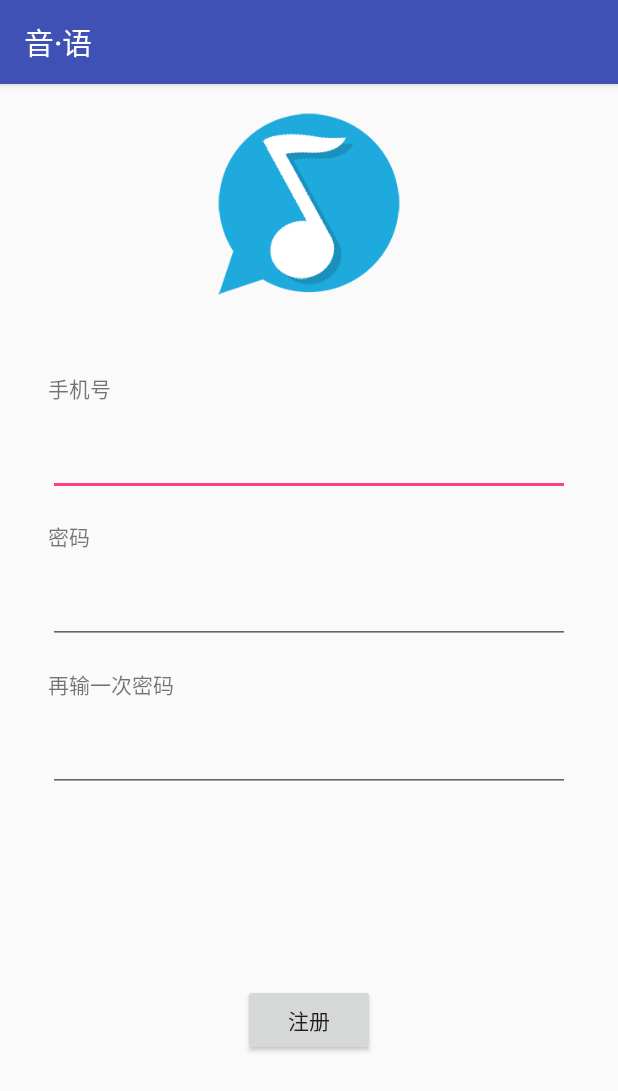
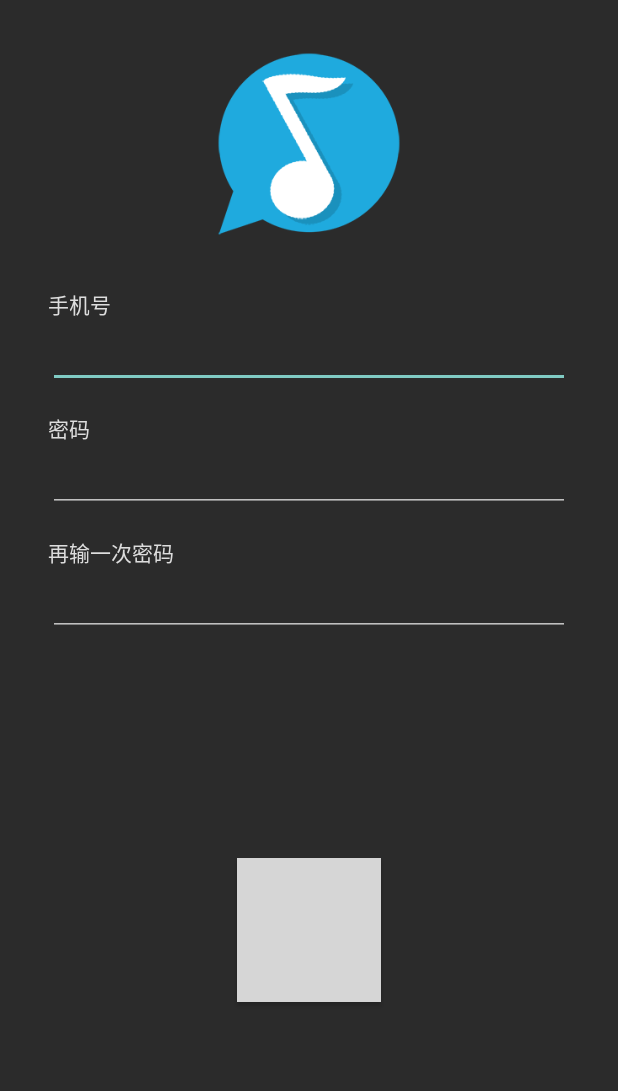
Before and after one commit to otokatari/androidMusic, an Android app: the RegisterActivity screen opened directly, with no data from a screen before it, on a phone screen of 412 x 824 dp. Shown: the top 1091 px of the screen. Run offline under Robolectric (Android 15) with nearby library versions, the phone set to English and light mode, and no system bars; grey boxes are pictures that could not be loaded.

Commit message:
稍微修改布局

```diff
--- a/app/src/main/res/layout/activity_register.xml
+++ b/app/src/main/res/layout/activity_register.xml
@@ -13,12 +13,12 @@
             android:id="@+id/imageView2"
             app:layout_constraintTop_toTopOf="parent" app:layout_constraintStart_toStartOf="parent"
             android:layout_marginStart="32dp" app:layout_constraintEnd_toEndOf="parent"
-            android:layout_marginEnd="32dp"/>
+            android:layout_marginEnd="32dp" android:layout_marginTop="16dp"/>
     <TextView
             android:text="手机号"
             android:layout_width="wrap_content"
             android:layout_height="wrap_content"
-            android:id="@+id/phone" android:layout_marginTop="32dp"
+            android:id="@+id/phone" android:layout_marginTop="16dp"
             app:layout_constraintTop_toBottomOf="@+id/imageView2" app:layout_constraintStart_toStartOf="parent"
             android:layout_marginStart="32dp"/>
     <EditText
@@ -27,7 +27,6 @@
             android:inputType="phone"
             android:ems="10"
             android:id="@+id/editText1"
-            android:layout_marginTop="16dp"
             app:layout_constraintTop_toBottomOf="@+id/phone" app:layout_constraintStart_toStartOf="parent"
             android:layout_marginStart="32dp" app:layout_constraintEnd_toEndOf="parent"
             android:layout_marginEnd="32dp"/>
@@ -44,7 +43,7 @@
             android:layout_height="wrap_content"
             android:inputType="textPassword"
             android:ems="10"
-            android:id="@+id/editText2" android:layout_marginTop="16dp"
+            android:id="@+id/editText2"
             app:layout_constraintTop_toBottomOf="@+id/password1" app:layout_constraintStart_toStartOf="parent"
             android:layout_marginStart="32dp" app:layout_constraintEnd_toEndOf="parent"
             android:layout_marginEnd="32dp"/>
@@ -60,7 +59,7 @@
             android:layout_height="wrap_content"
             android:inputType="textPassword"
             android:ems="10"
-            android:id="@+id/editText3" android:layout_marginTop="16dp"
+            android:id="@+id/editText3"
             app:layout_constraintTop_toBottomOf="@+id/password2" android:layout_marginStart="32dp"
             app:layout_constraintStart_toStartOf="parent" android:layout_marginEnd="32dp"
             app:layout_constraintEnd_toEndOf="parent"/>
@@ -68,8 +67,9 @@
             android:text="注册"
             android:layout_width="wrap_content"
             android:layout_height="wrap_content"
-            android:id="@+id/registerPageButton" android:layout_marginTop="32dp"
+            android:id="@+id/registerPageButton" android:layout_marginTop="16dp"
             app:layout_constraintTop_toBottomOf="@+id/editText3" app:layout_constraintStart_toStartOf="parent"
+            android:background="@drawable/btn_login"
             android:layout_marginStart="8dp" app:layout_constraintEnd_toEndOf="parent" android:layout_marginEnd="8dp"
             android:layout_marginBottom="24dp" app:layout_constraintBottom_toBottomOf="parent"/>
 </android.support.constraint.ConstraintLayout>
--- a/app/src/main/res/values/colors.xml
+++ b/app/src/main/res/values/colors.xml
@@ -1,6 +1,9 @@
 <?xml version="1.0" encoding="utf-8"?>
 <resources>
-    <color name="colorPrimary">#3F51B5</color>
-    <color name="colorPrimaryDark">#303F9F</color>
-    <color name="colorAccent">#FF4081</color>
+    <color name="colorPrimary">#1fa9dd</color>
+    <color name="colorPrimaryLight">#a0e5ff</color>
+    <color name="colorPrimaryDark">#146a8b</color>
+    <color name="fontWhite">#ffffff</color>
+    <color name="colorAccent">#40fff5</color>
+    <color name="darkBackground">#2b2b2b</color>
 </resources>
--- a/app/src/main/res/values/styles.xml
+++ b/app/src/main/res/values/styles.xml
@@ -8,4 +8,17 @@
         <item name="colorAccent">@color/colorAccent</item>
     </style>
 
+    <style name="AppDarkBackground.ActionBar" parent="Theme.AppCompat">
+        <item name="android:windowBackground">@color/darkBackground</item>
+        <item name="android:windowActionBar">true</item>
+        <item name="android:textColor">#DDDDDD</item>
+    </style>
+
+    <style name="AppDarkBackground.NoActionBar" parent="Theme.AppCompat.NoActionBar">
+        <item name="android:windowBackground">@color/darkBackground</item>
+        <item name="android:textColor">#DDDDDD</item>
+
+
+    </style>
+
 </resources>
```
Also changed, not shown: app/src/main/AndroidManifest.xml (+7 -8 lines), app/src/main/java/otokatari/com/otokatari/Activity/LoginActivity.java (+22 -0 lines), app/src/main/res/layout/activity_login.xml (+69 -50 lines).
